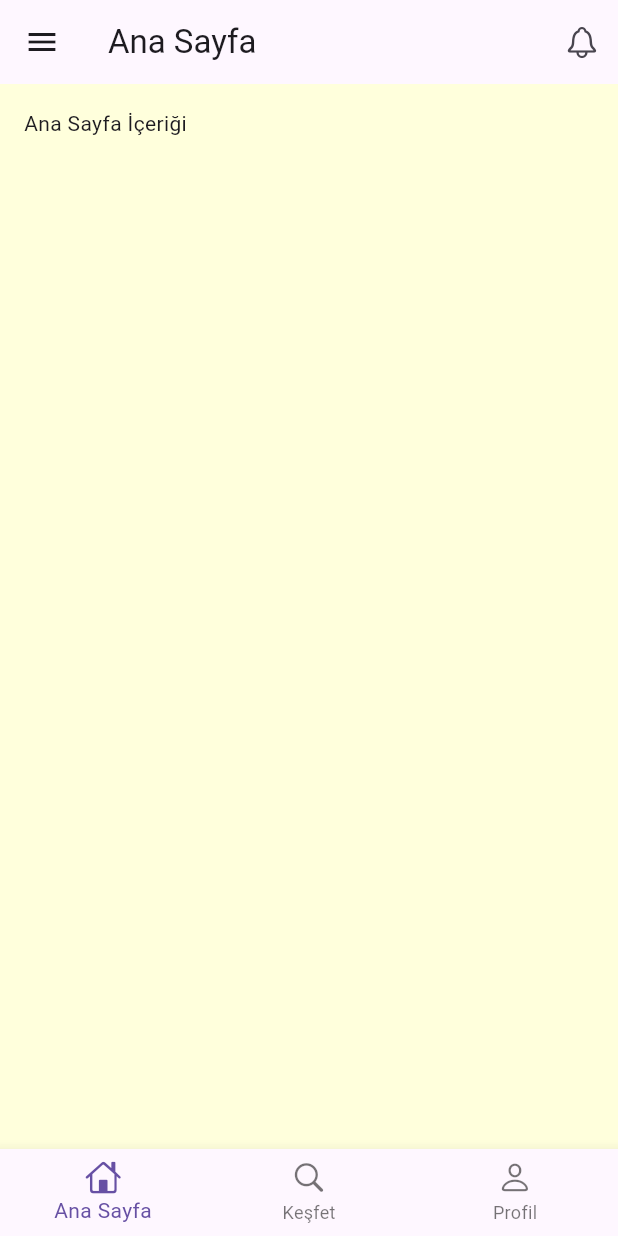
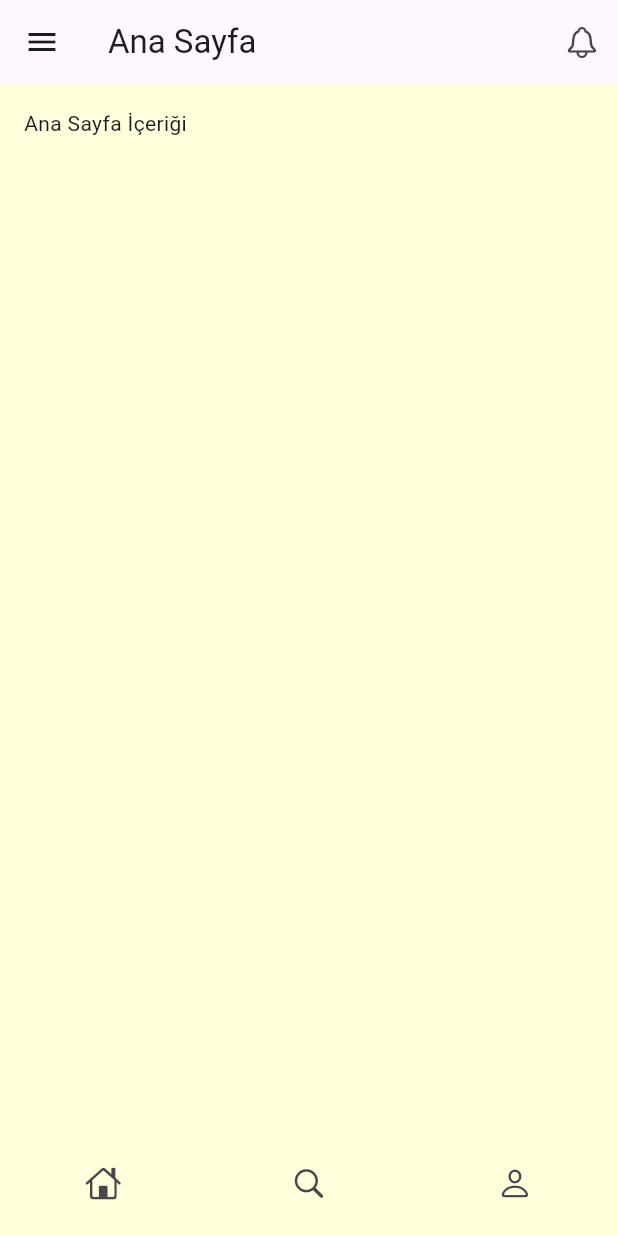
Before and after one commit to EnginOzturk-7/BookHive-flutter, a Flutter app: the HomeScreen screen opened by its route, on a phone screen of 412 x 824 dp. Run offline on Flutter 3.47's test engine with Material 3 defaults, Android fonts, the light colour scheme and no system bars; our stand-ins replace go_router, lottie; missing offline and left inert: dotlottie_loader.

Commit message:
bottom menuden navigasyon sağlandı

```diff
--- a/lib/core/themes.dart
+++ b/lib/core/themes.dart
@@ -1 +1,3 @@
 // burada temalandırma + renkler + ... yazacağız
+import 'package:flutter/material.dart';
+const arkaplanRenkim = Color.fromARGB(255, 255, 255, 220);
--- a/lib/routes/app_router.dart
+++ b/lib/routes/app_router.dart
@@ -5,6 +5,8 @@ import 'package:flutter/material.dart';
 import 'package:go_router/go_router.dart';
 import '../screens/loading_screen.dart';
 import '../screens/home_screen.dart';
+import '../screens/profile_screen.dart';
+import '../screens/search_screeen.dart';
 
 // Router yapılandırması
 final router = GoRouter(
@@ -18,5 +20,13 @@ final router = GoRouter(
       path: '/home',
       builder: (context, state) => const HomeScreen(),
     ),
+        GoRoute(
+      path: '/search',
+      builder: (context, state) => const SearchScreen(),
+    ),
+        GoRoute(
+      path: '/profile',
+      builder: (context, state) => const ProfileScreen(),
+    ),
   ],
 );
--- a/lib/screens/home_screen.dart
+++ b/lib/screens/home_screen.dart
@@ -2,6 +2,9 @@
 
 import 'package:flutter/material.dart';
 import 'package:flutter/cupertino.dart';
+import 'package:flutter_app/core/themes.dart';
+
+import '../widgets/bottom_menu.dart';
 
 class HomeScreen extends StatelessWidget {
   const HomeScreen({super.key});
@@ -9,7 +12,7 @@ class HomeScreen extends StatelessWidget {
   @override
   Widget build(BuildContext context) {
     return Scaffold(
-      backgroundColor: Color.fromARGB(255, 255, 255, 220),
+      backgroundColor: arkaplanRenkim,
       // AppBar
       appBar: AppBar(
         title: const Text('Ana Sayfa'),
@@ -80,25 +83,7 @@ class HomeScreen extends StatelessWidget {
       ),
 
       // Alt navigasyon çubuğu
-      bottomNavigationBar: BottomNavigationBar(
-        items: const [
-          BottomNavigationBarItem(
-            icon: Icon(CupertinoIcons.home),
-            label: 'Ana Sayfa',
-          ),
-          BottomNavigationBarItem(
-            icon: Icon(CupertinoIcons.search),
-            label: 'Keşfet',
-          ),
-          BottomNavigationBarItem(
-            icon: Icon(CupertinoIcons.person),
-            label: 'Profil',
-          ),
-        ],
-        onTap: (index) {
-          // Navigasyon işlemleri buraya gelecek
-        },
-      ),
+      bottomNavigationBar: BottomMenu(),
     );
   }
 }
--- /dev/null
+++ b/lib/widgets/bottom_menu.dart
@@ -0,0 +1,45 @@
+import 'package:flutter/cupertino.dart';
+import 'package:flutter/material.dart';
+import 'package:go_router/go_router.dart';
+
+class BottomMenu extends StatelessWidget {
+  const BottomMenu({
+    super.key,
+  });
+
+  @override
+  Widget build(BuildContext context) {
+    return Container(
+      height: 70,
+      child: Row(
+        mainAxisAlignment: MainAxisAlignment.spaceAround,
+        children: [
+          IconButton(
+            onPressed: () {
+              context.go("/home");
+            },
+            icon: Icon(
+              CupertinoIcons.home,
+            ),
+          ),
+          IconButton(
+            onPressed: () {
+              context.go("/search");
+            },
+            icon: Icon(
+              CupertinoIcons.search,
+            ),
+          ),
+          IconButton(
+            onPressed: () {
+              context.go("/profile");
+            },
+            icon: Icon(
+              CupertinoIcons.person,
+            ),
+          ),
+        ],
+      ),
+    );
+  }
+}
```
Also changed, not shown: lib/screens/profile_screen.dart (added, +20 -0 lines), lib/screens/search_screeen.dart (added, +20 -0 lines).
